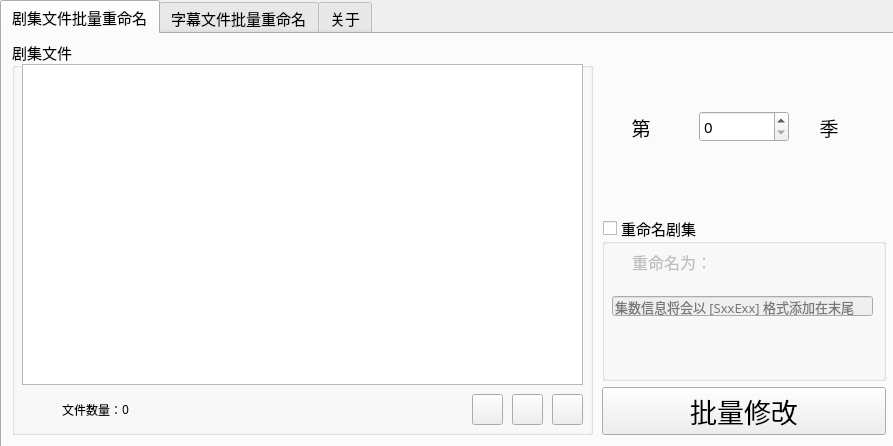
Above: windows.ui from Reboot93/SubAndSeasonFilesRename before the change. Below: the same form after it.
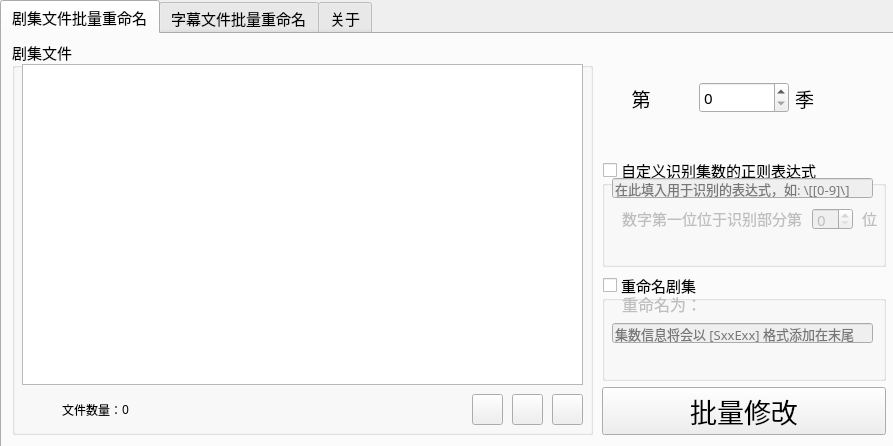
That is the form after the change. Icons and pictures are not drawn.

Commit message: 更新了v1.0.1，剧集重命名模块增加了自定义用于识别集数的正则表达式设置。

```diff
--- a/windows.ui
+++ b/windows.ui
@@ -337,12 +337,85 @@
            <string>修改为 [SxxExx] 格式</string>
           </property>
           <property name="text">
-           <string>     季</string>
+                 <string>季</string>
           </property>
          </widget>
         </item>
        </layout>
       </item>
+         <item>
+             <widget class="QGroupBox" name="groupBox_diy">
+                 <property name="title">
+                     <string>自定义识别集数的正则表达式</string>
+                 </property>
+                 <property name="checkable">
+                     <bool>true</bool>
+                 </property>
+                 <property name="checked">
+                     <bool>false</bool>
+                 </property>
+                 <widget class="QLineEdit" name="lineEdit_rename_diy_str">
+                     <property name="geometry">
+                         <rect>
+                             <x>10</x>
+                             <y>20</y>
+                             <width>261</width>
+                             <height>20</height>
+                         </rect>
+                     </property>
+                     <property name="font">
+                         <font>
+                             <family>微软雅黑</family>
+                             <pointsize>10</pointsize>
+                         </font>
+                     </property>
+                     <property name="placeholderText">
+                         <string>在此填入用于识别的表达式，如: \[[0-9]\]</string>
+                     </property>
+                 </widget>
+                 <widget class="QSpinBox" name="spinBox_diy_number">
+                     <property name="geometry">
+                         <rect>
+                             <x>210</x>
+                             <y>50</y>
+                             <width>41</width>
+                             <height>22</height>
+                         </rect>
+                     </property>
+                 </widget>
+                 <widget class="QLabel" name="label_20">
+                     <property name="geometry">
+                         <rect>
+                             <x>20</x>
+                             <y>50</y>
+                             <width>191</width>
+                             <height>21</height>
+                         </rect>
+                     </property>
+                     <property name="font">
+                         <font>
+                             <family>微软雅黑</family>
+                         </font>
+                     </property>
+                     <property name="text">
+                         <string>数字第一位位于识别部分第</string>
+                     </property>
+                 </widget>
+                 <widget class="QLabel" name="label_21">
+                     <property name="geometry">
+                         <rect>
+                             <x>260</x>
+                             <y>50</y>
+                             <width>16</width>
+                             <height>21</height>
+                         </rect>
+                     </property>
+                     <property name="text">
+                         <string>位</string>
+                     </property>
+                 </widget>
+             </widget>
+         </item>
       <item>
        <widget class="QGroupBox" name="groupBox_rename">
         <property name="title">
@@ -357,10 +430,10 @@
         <widget class="QLabel" name="label_17">
          <property name="geometry">
           <rect>
-           <x>30</x>
+                             <x>20</x>
            <y>20</y>
            <width>91</width>
-           <height>51</height>
+                             <height>21</height>
           </rect>
          </property>
          <property name="font">
@@ -379,7 +452,7 @@
          <property name="geometry">
           <rect>
            <x>10</x>
-           <y>80</y>
+                             <y>50</y>
            <width>261</width>
            <height>20</height>
           </rect>
```
Left out of the diff: 43 changed lines with no effect on the pictures. Lines whose indentation alone changed are shown as unchanged. The commit also changes 2 other files.
